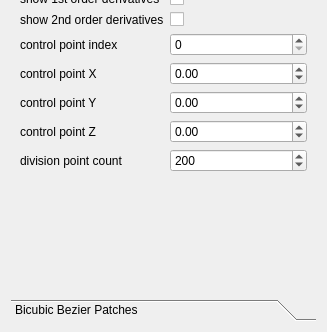
Old version of the form GUI/SideWidget.ui in the repository PortikAbel/Grafika; both pictures show x 0 to 327 and y 445 to 777 of the 327 by 777 pixel window.
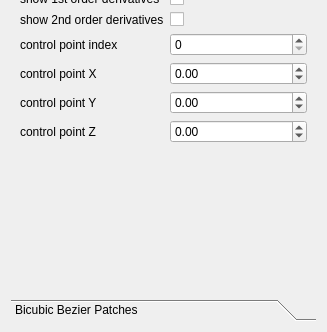
New version of the form. The open tabs and pages were chosen to show the change.

Patch:
```diff
--- a/GUI/SideWidget.ui
+++ b/GUI/SideWidget.ui
@@ -1021,26 +1021,6 @@
            </property>
           </widget>
          </item>
-         <item row="6" column="0">
-          <widget class="QLabel" name="divisionPointCountLabel">
-           <property name="text">
-            <string>division point count</string>
-           </property>
-          </widget>
-         </item>
-         <item row="6" column="1">
-          <widget class="QSpinBox" name="arc_div_point_count_spin_box">
-           <property name="minimum">
-            <number>3</number>
-           </property>
-           <property name="maximum">
-            <number>1000</number>
-           </property>
-           <property name="value">
-            <number>200</number>
-           </property>
-          </widget>
-         </item>
         </layout>
        </item>
       </layout>
```
Left out of the diff: 2 changed lines with no effect on the pictures.
